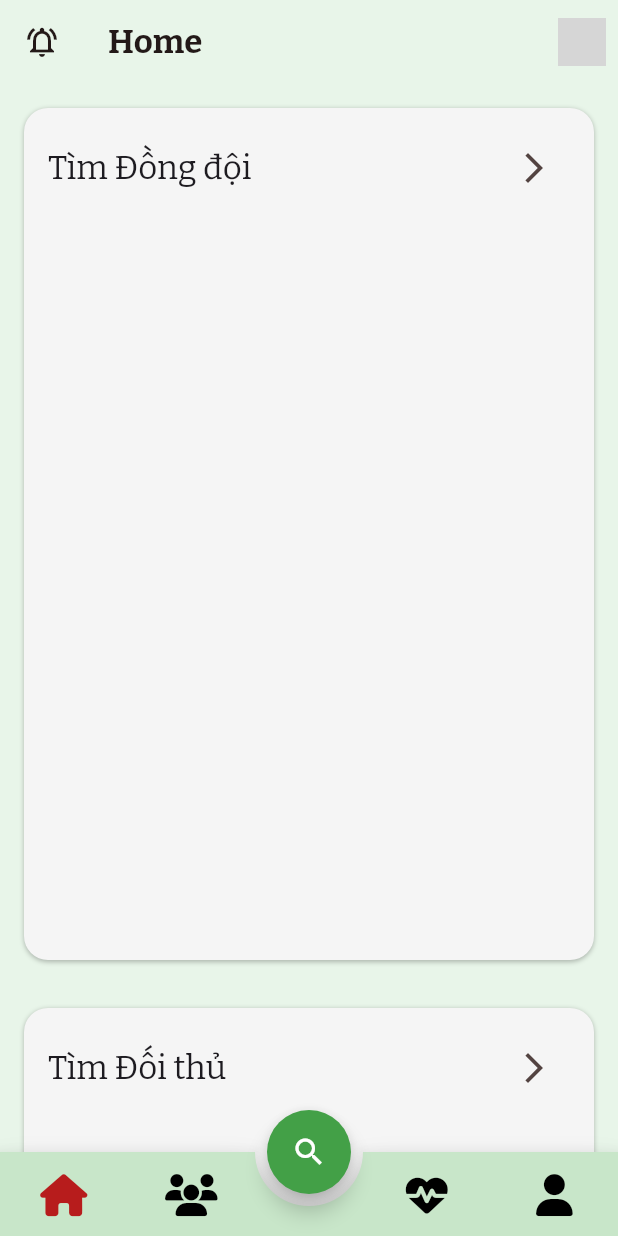
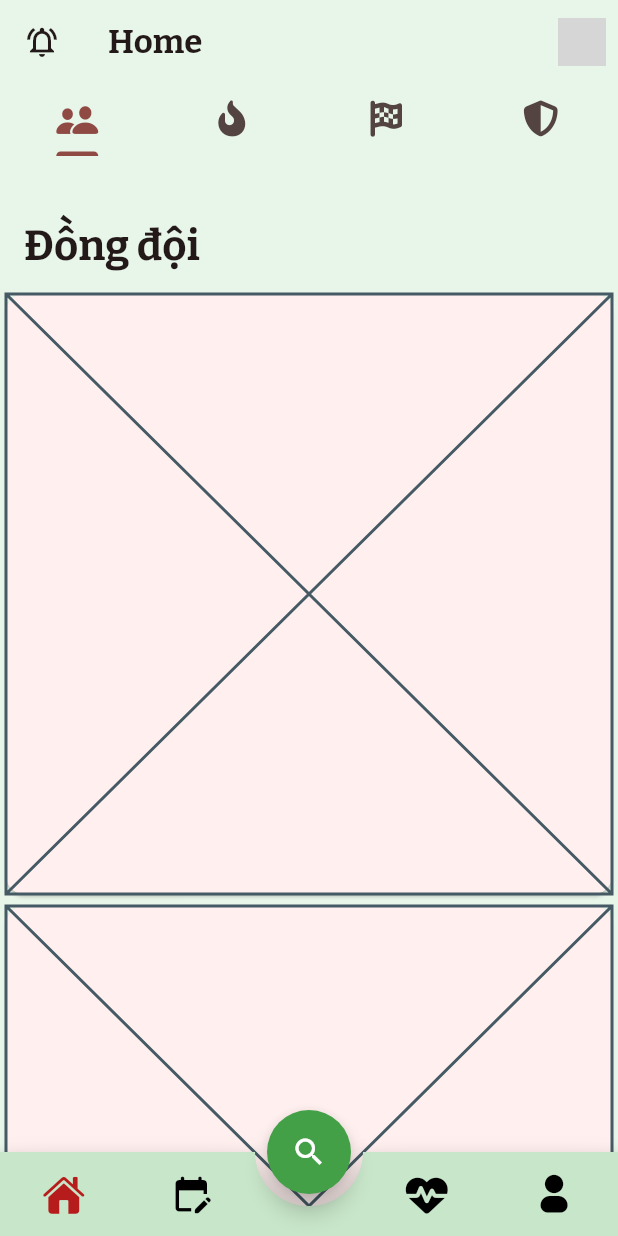
Before and after one commit to Rizzaxc/pubox-mirror, a Flutter app: the screen it shows after launch, on a phone screen of 412 x 824 dp. Run offline on Flutter 3.47's test engine with Material 3 defaults, Android fonts, the phone set to English and light mode, and no system bars; drawn by our look-alikes of animated_bottom_navigation_bar; our stand-ins replace flutter_dotenv, flutter_svg, font_awesome_flutter, gap, google_fonts, shared_preferences and 2 more; accounts and stored records are empty; project files that could hold a hidden picture were left out; grey boxes are pictures that could not be loaded.

Commit message:
layouted /home

```diff
--- /dev/null
+++ b/lib/core/icons/pubox_icons.dart
@@ -0,0 +1,18 @@
+// Place fonts/PuboxIcons.ttf in your fonts/ directory and
+// add the following to your pubspec.yaml
+// flutter:
+//   fonts:
+//    - family: PuboxIcons
+//      fonts:
+//       - asset: fonts/PuboxIcons.ttf
+import 'package:flutter/widgets.dart';
+
+class PuboxIcons {
+  PuboxIcons._();
+
+  static const String _fontFamily = 'PuboxIcons';
+
+  static const IconData group = IconData(0xe900, fontFamily: _fontFamily);
+  static const IconData profile = IconData(0xe902, fontFamily: _fontFamily);
+  static const IconData heartPulse = IconData(0xe901, fontFamily: _fontFamily);
+}
--- a/lib/core/sport_switcher.dart
+++ b/lib/core/sport_switcher.dart
@@ -60,7 +60,7 @@ class _SportSwitcherState extends State<SportSwitcher> with WidgetsBindingObserv
             child: Row(
               children: [
                 SportIcons.soccer(size: menuItemIconSize),
-                const Gap(8),
+                const Gap(12),
                 const Text('Bóng Đá'),
               ],
             )),
@@ -70,7 +70,7 @@ class _SportSwitcherState extends State<SportSwitcher> with WidgetsBindingObserv
           child: Row(
             children: [
               SportIcons.basketball(size: menuItemIconSize),
-              const Gap(8),
+              const Gap(12),
               const Text('Bóng Rổ'),
             ],
           ),
@@ -80,7 +80,7 @@ class _SportSwitcherState extends State<SportSwitcher> with WidgetsBindingObserv
             child: Row(
               children: [
                 SportIcons.tennis(size: menuItemIconSize),
-                const Gap(8),
+                const Gap(12),
                 const Text('Tennis'),
               ],
             )),
@@ -90,7 +90,7 @@ class _SportSwitcherState extends State<SportSwitcher> with WidgetsBindingObserv
             child: Row(
               children: [
                 SportIcons.badminton(size: menuItemIconSize),
-                const Gap(8),
+                const Gap(12),
                 const Text('Cầu Lông'),
               ],
             )),
--- a/lib/home_tab/view.dart
+++ b/lib/home_tab/view.dart
@@ -2,154 +2,68 @@ import 'package:flutter/cupertino.dart';
 import 'package:flutter/material.dart';
 import 'package:font_awesome_flutter/font_awesome_flutter.dart';
 import 'package:gap/gap.dart';
-import 'package:pubox/home_tab/home_f_a_b.dart';
 
 class HomeTab extends StatefulWidget {
-  const HomeTab({super.key});
+  const HomeTab._();
+  static final instance = HomeTab._();
 
   @override
   State<HomeTab> createState() => _HomeTabState();
 }
 
-class _HomeTabState extends State<HomeTab> with AutomaticKeepAliveClientMixin {
-  // late final TabController _tabController;
+class _HomeTabState extends State<HomeTab>
+    with AutomaticKeepAliveClientMixin, TickerProviderStateMixin {
+  late final TabController _tabController;
+
+  static const homeSections = <Widget>[
+    Tab(
+      icon: Icon(
+        CupertinoIcons.person_2_fill,
+        size: 28,
+      ),
+    ),
+    Tab(
+      icon: Icon(FontAwesomeIcons.fireFlameCurved),
+    ),
+    Tab(
+      icon: Icon(FontAwesomeIcons.flagCheckered),
+    ),
+    Tab(
+      icon: Icon(FontAwesomeIcons.shieldHalved),
+    ),
+  ];
 
   @override
   void initState() {
     super.initState();
-    // _tabController = TabController(length: 3, vsync: this);
+    _tabController = TabController(length: 4, vsync: this);
   }
 
   @override
   void dispose() {
+    _tabController.dispose();
     super.dispose();
   }
 
   @override
   Widget build(BuildContext context) {
     super.build(context);
-    return CustomScrollView(
-      slivers: <Widget>[
-        SliverFixedExtentList(
-          itemExtent: 600,
-          // TODO: make dynamic so that lower sections have their title visible
-          delegate: SliverChildListDelegate(
-            [
-              Container(
-                padding: const EdgeInsets.all(16.0),
-                margin: const EdgeInsets.all(16),
-                decoration: BoxDecoration(
-                    borderRadius: BorderRadius.circular(16),
-                    color: Colors.grey.shade100,
-                    boxShadow: [
-                      BoxShadow(
-                        color: Colors.black26,
-                        blurRadius: 2,
-                        offset: Offset(0, 1), // Shadow position
-                      )
-                    ]),
-                child: Column(
-                  children: [
-                    Row(
-                        mainAxisAlignment: MainAxisAlignment.spaceBetween,
-                        children: [
-                          Text('Tìm Đồng đội',
-                              style: Theme.of(context).textTheme.titleLarge),
-                          IconButton(
-                            onPressed: () {},
-                            icon: Icon(Icons.arrow_forward_ios),
-                          )
-                        ])
-                  ],
-                ),
-              ),
-              Container(
-                padding: const EdgeInsets.all(16.0),
-                margin: const EdgeInsets.all(16),
-                decoration: BoxDecoration(
-                    borderRadius: BorderRadius.circular(16),
-                    color: Colors.grey.shade100,
-                    boxShadow: [
-                      BoxShadow(
-                        color: Colors.black26,
-                        blurRadius: 2,
-                        offset: Offset(0, 1), // Shadow position
-                      )
-                    ]),
-                child: Column(
-                  children: [
-                    Row(
-                        mainAxisAlignment: MainAxisAlignment.spaceBetween,
-                        children: [
-                          Text('Tìm Đối thủ',
-                              style: Theme.of(context).textTheme.titleLarge),
-                          IconButton(
-                            onPressed: () {},
-                            icon: Icon(Icons.arrow_forward_ios),
-                          )
-                        ])
-                  ],
-                ),
-              ),
-              Container(
-                padding: const EdgeInsets.all(16.0),
-                margin: const EdgeInsets.all(16),
-                decoration: BoxDecoration(
-                    borderRadius: BorderRadius.circular(16),
-                    color: Colors.grey.shade100,
-                    boxShadow: [
-                      BoxShadow(
-                        color: Colors.black26,
-                        blurRadius: 2,
-                        offset: Offset(0, 1), // Shadow position
-                      )
-                    ]),
-                child: Column(
-                  children: [
-                    Row(
-                        mainAxisAlignment: MainAxisAlignment.spaceBetween,
-                        children: [
-                          Text('Tìm HLV',
-                              style: Theme.of(context).textTheme.titleLarge),
-                          IconButton(
-                            onPressed: () {},
-                            icon: Icon(Icons.arrow_forward_ios),
-                          )
-                        ])
-                  ],
-                ),
-              ),
-              Container(
-                padding: const EdgeInsets.all(16.0),
-                margin: const EdgeInsets.all(16),
-                decoration: BoxDecoration(
-                    borderRadius: BorderRadius.circular(16),
-                    color: Colors.grey.shade100,
-                    boxShadow: [
-                      BoxShadow(
-                        color: Colors.black26,
-                        blurRadius: 2,
-                        offset: Offset(0, 1), // Shadow position
-                      )
-                    ]),
-                child: Column(
-                  children: [
-                    Row(
-                        mainAxisAlignment: MainAxisAlignment.spaceBetween,
-                        children: [
-                          Text('Tìm Trọng tài',
-                              style: Theme.of(context).textTheme.titleLarge),
-                          IconButton(
-                            onPressed: () {},
-                            icon: Icon(Icons.arrow_forward_ios),
-                          )
-                        ])
-                  ],
-                ),
-              ),
-            ],
-          ),
+    return Column(
+      children: [
+        TabBar(
+          controller: _tabController,
+          tabs: homeSections,
+          dividerHeight: 0,
+          // padding: EdgeInsets.all(1),
         ),
+        Gap(32),
+        Expanded(
+            child: TabBarView(controller: _tabController, children: [
+          TeammateSection(),
+          ChallengerSection(),
+          NeutralSection(),
+          LocationSection()
+        ]))
       ],
     );
   }
@@ -157,3 +71,215 @@ class _HomeTabState extends State<HomeTab> with AutomaticKeepAliveClientMixin {
   @override
   bool get wantKeepAlive => true;
 }
+
+class TeammateSection extends StatefulWidget {
+  const TeammateSection({super.key});
+
+  @override
+  State<TeammateSection> createState() => _TeammateSectionState();
+}
+
+class _TeammateSectionState extends State<TeammateSection> {
+  late final ScrollController _scrollController;
+
+  static const sectionTitle = Text(
+    'Đồng đội',
+    style: TextStyle(fontWeight: FontWeight.bold, fontSize: 28),
+  );
+
+  @override
+  void initState() {
+    super.initState();
+    _scrollController = ScrollController();
+  }
+
+  @override
+  void dispose() {
+    _scrollController.dispose();
+    super.dispose();
+  }
+
+  @override
+  Widget build(BuildContext context) {
+    return CustomScrollView(
+      controller: _scrollController,
+      slivers: <Widget>[
+        SliverAppBar(
+          title: sectionTitle,
+          floating: false,
+          centerTitle: false,
+        ),
+        SliverList.list(
+          children: [
+            Card(
+              child: Placeholder(),
+            ),
+            Card(
+              child: Placeholder(),
+            ),
+            Gap(128)
+          ],
+        ),
+      ],
+    );
+  }
+}
+
+class ChallengerSection extends StatefulWidget {
+  const ChallengerSection({super.key});
+
+  @override
+  State<ChallengerSection> createState() => _ChallengerSectionState();
+}
+
+class _ChallengerSectionState extends State<ChallengerSection> {
+  late final ScrollController _scrollController;
+
+  static const sectionTitle = Text(
+    'Đối thủ',
+    style: TextStyle(fontWeight: FontWeight.bold, fontSize: 28),
+  );
+
+  @override
+  void initState() {
+    super.initState();
+    _scrollController = ScrollController();
+  }
+
+  @override
+  void dispose() {
+    _scrollController.dispose();
+    super.dispose();
+  }
+
+  @override
+  Widget build(BuildContext context) {
+    return CustomScrollView(
+      controller: _scrollController,
+      slivers: <Widget>[
+        SliverAppBar(
+          title: sectionTitle,
+          floating: false,
+          centerTitle: false,
+        ),
+        SliverList.list(
+          children: [
+            Card(
+              child: Placeholder(),
+            ),
+            Card(
+              child: Placeholder(),
+            ),
+            Gap(128)
+          ],
+        ),
+      ],
+    );
+  }
+}
+
+class NeutralSection extends StatefulWidget {
+  const NeutralSection({super.key});
+
+  @override
+  State<NeutralSection> createState() => _NeutralSectionState();
+}
+
+class _NeutralSectionState extends State<NeutralSection> {
+  late final ScrollController _scrollController;
+
+  static const sectionTitle = Text(
+    'Trung gian',
+    style: TextStyle(fontWeight: FontWeight.bold, fontSize: 28),
+  );
+
+  @override
+  void initState() {
+    super.initState();
+    _scrollController = ScrollController();
+  }
+
+  @override
+  void dispose() {
+    _scrollController.dispose();
+    super.dispose();
+  }
+
+  @override
+  Widget build(BuildContext context) {
+    return CustomScrollView(
+      controller: _scrollController,
+      slivers: <Widget>[
+        SliverAppBar(
+          title: sectionTitle,
+          floating: false,
+          centerTitle: false,
+        ),
+        SliverList.list(
+          children: [
+            Card(
+              child: Placeholder(),
+            ),
+            Card(
+              child: Placeholder(),
+            ),
+            Gap(128)
+          ],
+        ),
+      ],
+    );
+  }
+}
+
+class LocationSection extends StatefulWidget {
+  const LocationSection({super.key});
+
+  @override
+  State<LocationSection> createState() => _LocationSectionState();
+}
+
+class _LocationSectionState extends State<LocationSection> {
+  late final ScrollController _scrollController;
+
+  static const sectionTitle = Text(
+    'Địa điểm',
+    style: TextStyle(fontWeight: FontWeight.bold, fontSize: 28),
+  );
+
+  @override
+  void initState() {
+    super.initState();
+    _scrollController = ScrollController();
+  }
+
+  @override
+  void dispose() {
+    _scrollController.dispose();
+    super.dispose();
+  }
+
+  @override
+  Widget build(BuildContext context) {
+    return CustomScrollView(
+      controller: _scrollController,
+      slivers: <Widget>[
+        SliverAppBar(
+          title: sectionTitle,
+          floating: false,
+          centerTitle: false,
+        ),
+        SliverList.list(
+          children: [
+            Card(
+              child: Placeholder(),
+            ),
+            Card(
+              child: Placeholder(),
+            ),
+            Gap(128)
+          ],
+        ),
+      ],
+    );
+  }
+}
--- a/lib/main.dart
+++ b/lib/main.dart
@@ -1,17 +1,17 @@
 import 'package:animated_bottom_navigation_bar/animated_bottom_navigation_bar.dart';
-import 'package:curved_navigation_bar/curved_navigation_bar.dart';
+import 'package:flutter/cupertino.dart';
 import 'package:flutter/foundation.dart';
 import 'package:flutter/material.dart';
 import 'package:flutter/services.dart';
 import 'package:font_awesome_flutter/font_awesome_flutter.dart';
 import 'package:google_fonts/google_fonts.dart';
-import 'package:google_nav_bar/google_nav_bar.dart';
 import 'package:pubox/health_tab/view.dart';
 import 'package:pubox/home_tab/home_f_a_b.dart';
 import 'package:pubox/home_tab/view.dart';
 import 'package:pubox/manage_tab/view.dart';
 import 'package:supabase_flutter/supabase_flutter.dart';
 import 'package:flutter_dotenv/flutter_dotenv.dart';
+import 'core/icons/pubox_icons.dart';
 import 'core/sport_switcher.dart';
 import 'health_tab/health_f_a_b.dart';
 import 'manage_tab/manage_f_a_b.dart';
@@ -49,7 +49,8 @@ class Pubox extends StatelessWidget {
     return MaterialApp(
       title: 'Pubox',
       theme: ThemeData(
-        colorScheme: ColorScheme.fromSeed(seedColor: Colors.red.shade800),
+        colorScheme: ColorScheme.fromSeed(
+            seedColor: Colors.red.shade800, surface: Colors.green.shade50),
         textTheme: GoogleFonts.bitterTextTheme(),
         useMaterial3: true,
       ),
@@ -69,7 +70,7 @@ class _BottomNavBarState extends State<_BottomNavBar>
     with SingleTickerProviderStateMixin {
   int currentTabIndex = 0;
 
-  static const appBarTitle = ['Home', 'Hội Nhóm', 'Sức Khoẻ', 'Profile'];
+  static const appBarTitle = ['Home', 'Quản Lý', 'Sức Khoẻ', 'Profile'];
   final tabFABs = [
     HomeFAB(),
     ManageFAB(),
@@ -78,10 +79,10 @@ class _BottomNavBarState extends State<_BottomNavBar>
   ];
 
   static var tabIcons = <IconData>[
-    FontAwesomeIcons.house,
-    FontAwesomeIcons.users,
+    CupertinoIcons.house_fill,
+    Icons.edit_calendar_rounded,
     FontAwesomeIcons.heartPulse,
-    FontAwesomeIcons.solidUser
+    PuboxIcons.profile
   ];
 
   @override
@@ -101,7 +102,6 @@ class _BottomNavBarState extends State<_BottomNavBar>
   @override
   Widget build(BuildContext context) {
     return Scaffold(
-      backgroundColor: Colors.green.shade50,
       appBar: AppBar(
           title: Text(
             appBarTitle[currentTabIndex],
@@ -110,12 +110,11 @@ class _BottomNavBarState extends State<_BottomNavBar>
           leading: IconButton(
               onPressed: () {},
               icon: Icon(Icons.notifications_active_outlined)),
-          backgroundColor: Colors.green.shade50,
           actions: [
             SportSwitcher.instance,
           ]),
       body: [
-        HomeTab(),
+        HomeTab.instance,
         ManageTab(),
         HealthTab(),
         ProfileTab()
--- a/lib/manage_tab/manage_f_a_b.dart
+++ b/lib/manage_tab/manage_f_a_b.dart
@@ -1,7 +1,7 @@
 import 'package:flutter/material.dart';
 
 class ManageFAB extends StatelessWidget {
-  const ManageFAB({Key? key}) : super(key: key);
+  const ManageFAB({super.key});
 
   @override
   Widget build(BuildContext context) {
```
Also changed, not shown: pubspec.yaml (+9 -6 lines), assets/fonts/PuboxIcons.svg (added), assets/fonts/PuboxIcons.ttf (added), pubspec.lock, 2 other files.
